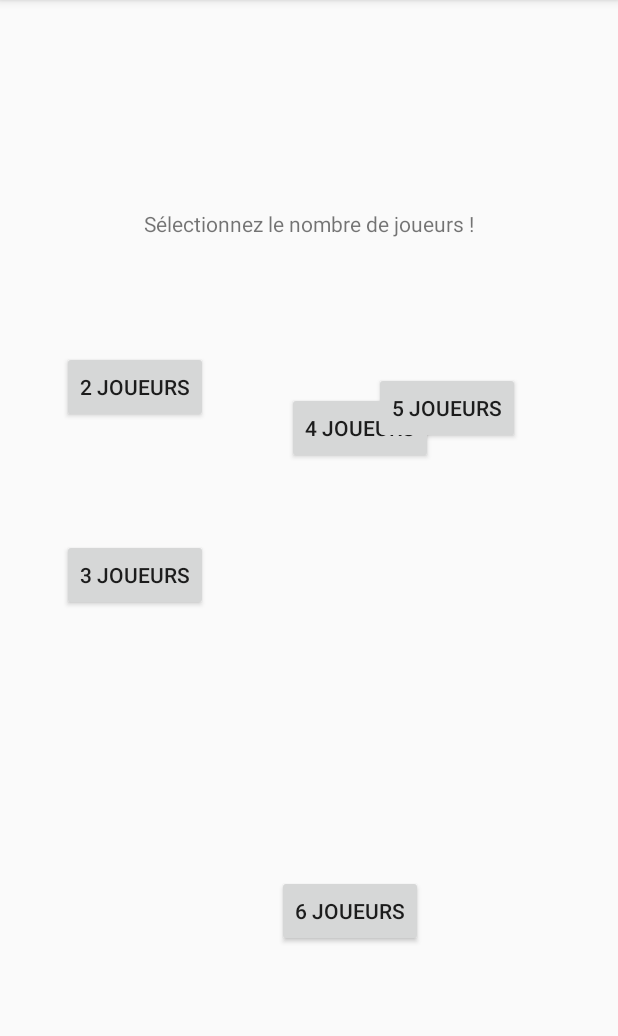
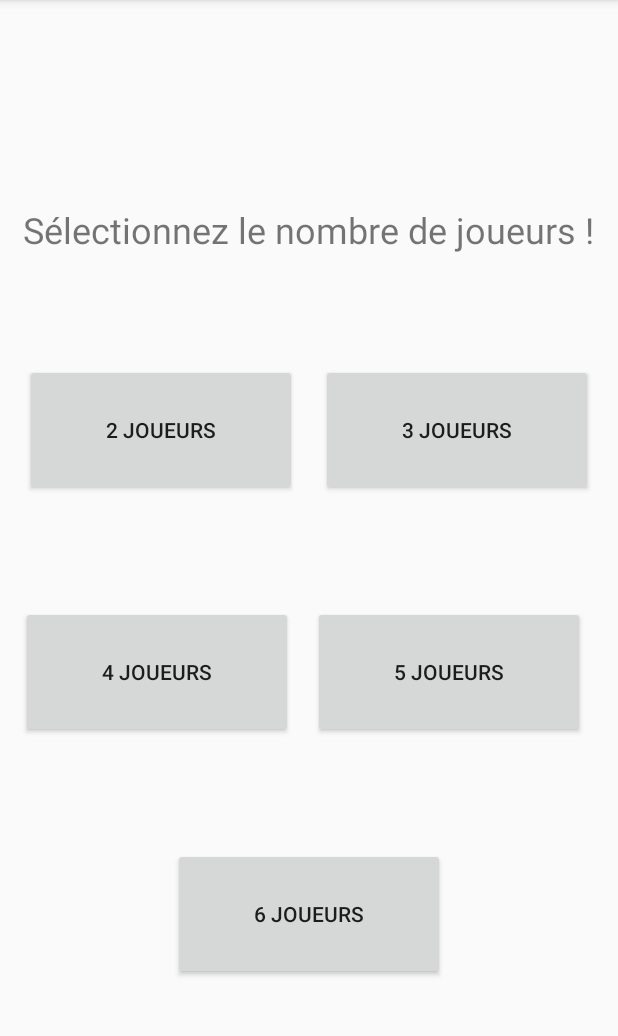
Before and after one commit to DeckyProgrammer/Decky, an Android app: the Selection_players screen opened directly, with no data from a screen before it, on a phone screen of 412 x 824 dp, the part 84-1120 px from its top. Run offline under Robolectric (Android 15) with nearby library versions, the phone set to English and light mode, and no system bars.

Commit message:
Update 13/06 Selection nombre de joueurs

```diff
--- a/app/src/main/res/layout/activity_selection_players.xml
+++ b/app/src/main/res/layout/activity_selection_players.xml
@@ -11,6 +11,7 @@
         android:layout_width="wrap_content"
         android:layout_height="wrap_content"
         android:text="Sélectionnez le nombre de joueurs !"
+        android:textSize="24sp"
         app:layout_constraintBottom_toBottomOf="parent"
         app:layout_constraintEnd_toEndOf="parent"
         app:layout_constraintHorizontal_bias="0.499"
@@ -20,75 +21,73 @@
 
     <Button
         android:id="@+id/button_2p"
-        android:layout_width="wrap_content"
-        android:layout_height="wrap_content"
+        android:layout_width="181dp"
+        android:layout_height="88dp"
         android:text="2 joueurs"
         android:visibility="visible"
-        app:layout_constraintBottom_toBottomOf="parent"
-        app:layout_constraintEnd_toEndOf="parent"
-        app:layout_constraintHorizontal_bias="0.132"
+        app:layout_constraintBottom_toTopOf="@+id/button_4p"
+        app:layout_constraintEnd_toStartOf="@+id/button_3p"
+        app:layout_constraintHorizontal_bias="0.5"
         app:layout_constraintStart_toStartOf="parent"
-        app:layout_constraintTop_toTopOf="parent"
-        app:layout_constraintVertical_bias="0.325"
+        app:layout_constraintTop_toBottomOf="@+id/editTextTextPersonName"
+        app:layout_constraintVertical_bias="0.5"
         tools:visibility="visible" />
 
     <Button
         android:id="@+id/button_3p"
-        android:layout_width="wrap_content"
-        android:layout_height="wrap_content"
+        android:layout_width="181dp"
+        android:layout_height="88dp"
         android:text="3 joueurs"
         android:visibility="visible"
-        app:layout_constraintBottom_toBottomOf="parent"
+        app:layout_constraintBottom_toTopOf="@+id/button_5p"
         app:layout_constraintEnd_toEndOf="parent"
-        app:layout_constraintHorizontal_bias="0.132"
-        app:layout_constraintStart_toStartOf="parent"
-        app:layout_constraintTop_toTopOf="parent"
-        app:layout_constraintVertical_bias="0.499"
+        app:layout_constraintHorizontal_bias="0.5"
+        app:layout_constraintStart_toEndOf="@+id/button_2p"
+        app:layout_constraintTop_toBottomOf="@+id/editTextTextPersonName"
+        app:layout_constraintVertical_bias="0.5"
         tools:visibility="visible" />
 
     <Button
         android:id="@+id/button_4p"
-        android:layout_width="wrap_content"
-        android:layout_height="wrap_content"
-        android:layout_marginStart="16dp"
+        android:layout_width="181dp"
+        android:layout_height="88dp"
         android:text="4 joueurs"
         android:visibility="visible"
-        app:layout_constraintBottom_toBottomOf="parent"
-        app:layout_constraintEnd_toEndOf="parent"
-        app:layout_constraintHorizontal_bias="0.588"
+        app:layout_constraintBottom_toTopOf="@+id/button_6p"
+        app:layout_constraintEnd_toStartOf="@+id/button_5p"
+        app:layout_constraintHorizontal_bias="0.5"
         app:layout_constraintStart_toStartOf="parent"
-        app:layout_constraintTop_toTopOf="parent"
-        app:layout_constraintVertical_bias="0.363"
+        app:layout_constraintTop_toBottomOf="@+id/button_2p"
+        app:layout_constraintVertical_bias="0.5"
         tools:visibility="visible" />
 
     <Button
         android:id="@+id/button_5p"
-        android:layout_width="wrap_content"
-        android:layout_height="wrap_content"
+        android:layout_width="181dp"
+        android:layout_height="88dp"
+        android:layout_marginEnd="8dp"
         android:text="5 joueurs"
         android:visibility="visible"
-        app:layout_constraintBottom_toBottomOf="parent"
+        app:layout_constraintBottom_toTopOf="@+id/button_6p"
         app:layout_constraintEnd_toEndOf="parent"
-        app:layout_constraintHorizontal_bias="0.793"
-        app:layout_constraintStart_toStartOf="parent"
-        app:layout_constraintTop_toTopOf="parent"
-        app:layout_constraintVertical_bias="0.344"
+        app:layout_constraintHorizontal_bias="0.5"
+        app:layout_constraintStart_toEndOf="@+id/button_4p"
+        app:layout_constraintTop_toBottomOf="@+id/button_3p"
+        app:layout_constraintVertical_bias="0.5"
         tools:visibility="visible" />
 
     <Button
         android:id="@+id/button_6p"
-        android:layout_width="wrap_content"
-        android:layout_height="wrap_content"
-        android:layout_marginStart="16dp"
-        android:layout_marginBottom="16dp"
+        android:layout_width="181dp"
+        android:layout_height="88dp"
         android:text="6 joueurs"
         android:visibility="visible"
         app:layout_constraintBottom_toBottomOf="parent"
         app:layout_constraintEnd_toEndOf="parent"
-        app:layout_constraintHorizontal_bias="0.565"
+        app:layout_constraintHorizontal_bias="0.5"
         app:layout_constraintStart_toStartOf="parent"
         app:layout_constraintTop_toTopOf="parent"
-        app:layout_constraintVertical_bias="0.829"
+        app:layout_constraintVertical_bias="0.831"
         tools:visibility="visible" />
 
 </android.support.constraint.ConstraintLayout>
```
